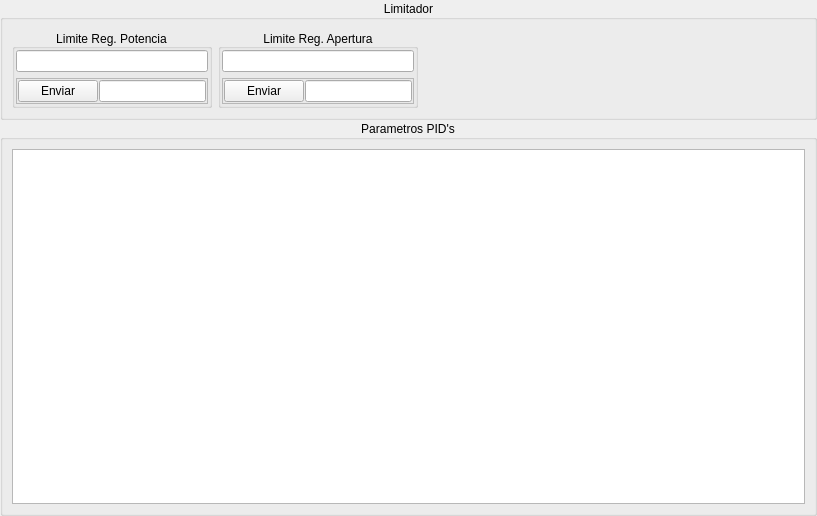
Before: the Qt Designer form HMI/src/ControlOptWdg.ui in DaniAlfa/Turbine_Governor, drawn with Qt 5.
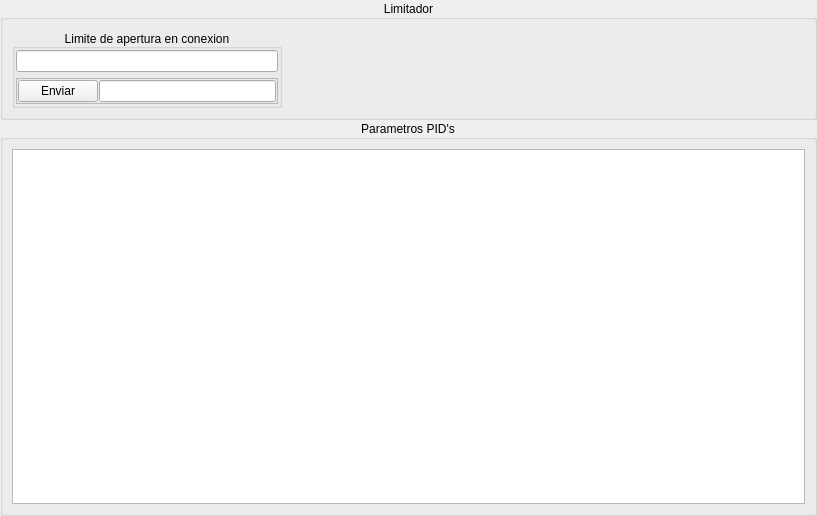
After: the same form once the commit is applied.

The edit to the form file:
```diff
--- a/HMI/src/ControlOptWdg.ui
+++ b/HMI/src/ControlOptWdg.ui
@@ -44,93 +44,16 @@
       <set>Qt::AlignCenter</set>
      </property>
      <layout class="QHBoxLayout" name="horizontalLayout">
-      <item>
-       <widget class="QGroupBox" name="groupBox_7">
-        <property name="maximumSize">
-         <size>
-          <width>200</width>
-          <height>16777215</height>
-         </size>
-        </property>
-        <property name="title">
-         <string>Limite Reg. Potencia</string>
-        </property>
-        <property name="alignment">
-         <set>Qt::AlignBottom|Qt::AlignHCenter</set>
-        </property>
-        <layout class="QVBoxLayout" name="verticalLayout_3">
-         <property name="leftMargin">
-          <number>1</number>
-         </property>
-         <property name="topMargin">
-          <number>1</number>
-         </property>
-         <property name="rightMargin">
-          <number>1</number>
-         </property>
-         <property name="bottomMargin">
-          <number>1</number>
-         </property>
-         <item>
-          <widget class="QLineEdit" name="lineEdit_3">
-           <property name="alignment">
-            <set>Qt::AlignCenter</set>
-           </property>
-           <property name="readOnly">
-            <bool>true</bool>
-           </property>
-          </widget>
-         </item>
-         <item>
-          <widget class="QFrame" name="frame_8">
-           <property name="frameShape">
-            <enum>QFrame::StyledPanel</enum>
-           </property>
-           <property name="frameShadow">
-            <enum>QFrame::Raised</enum>
-           </property>
-           <layout class="QHBoxLayout" name="horizontalLayout_7">
-            <property name="spacing">
-             <number>1</number>
-            </property>
-            <property name="leftMargin">
-             <number>1</number>
-            </property>
-            <property name="topMargin">
-             <number>1</number>
-            </property>
-            <property name="rightMargin">
-             <number>1</number>
-            </property>
-            <property name="bottomMargin">
-             <number>1</number>
-            </property>
-            <item>
-             <widget class="QPushButton" name="pushButton_4">
-              <property name="text">
-               <string>Enviar</string>
-              </property>
-             </widget>
-            </item>
-            <item>
-             <widget class="QLineEdit" name="lineEdit_2"/>
-            </item>
-           </layout>
-          </widget>
-         </item>
-        </layout>
-       </widget>
-      </item>
       <item>
        <widget class="QGroupBox" name="groupBox_8">
         <property name="maximumSize">
          <size>
-          <width>200</width>
+          <width>270</width>
           <height>16777215</height>
          </size>
         </property>
         <property name="title">
-         <string>Limite Reg. Apertura</string>
+         <string>Limite de apertura en conexion</string>
         </property>
         <property name="alignment">
          <set>Qt::AlignBottom|Qt::AlignHCenter</set>
```
